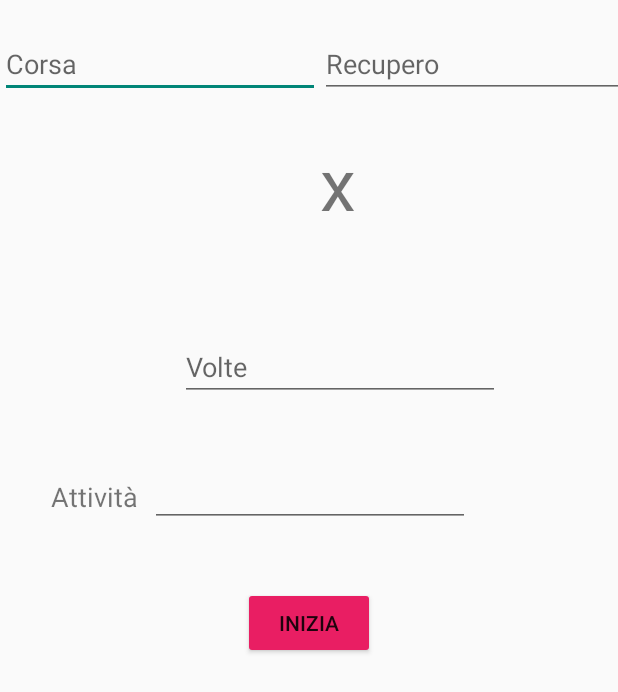
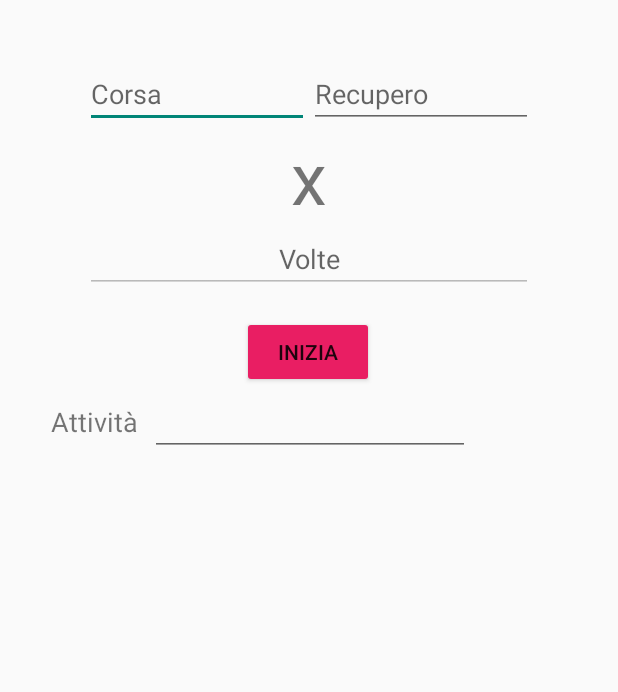
Before and after one commit to eumir2/TimerCorsa, an Android app built with Jetpack Compose: the screen it shows after launch (MainActivity), after a tap on "INIZIA", on a phone screen of 412 x 824 dp. Shown: the top 692 px of the screen. Run offline under Robolectric (Android 15) with nearby library versions, the phone set to English and light mode, and no system bars; 3 statements that could not run were skipped.

Commit message:
Changed RingtoneManager to MediaPlayer + fix layout

```diff
--- a/app/src/main/java/com/example/timercorsa/MainActivity.kt
+++ b/app/src/main/java/com/example/timercorsa/MainActivity.kt
@@ -1,7 +1,7 @@
 package com.example.timercorsa
 
+import SoundPlayer
 import android.app.Activity
-import android.media.RingtoneManager
 import android.net.Uri
 import android.os.Bundle
 import android.os.CountDownTimer
@@ -29,6 +29,7 @@ class MainActivity : ComponentActivity() {
         val recupero = a.findViewById<EditText>(R.id.recupero).text.toString().toLong()
         val attivita = a.findViewById<EditText>(R.id.attivita).text.toString().toLong()
         val counter = a.findViewById<EditText>(R.id.volte)
+        counter.isEnabled = false
         val volte = counter.text.toString().toInt()
         val current = a.findViewById<TextView>(R.id.current)
 
@@ -38,12 +39,14 @@ class MainActivity : ComponentActivity() {
         val recuperoUri = Uri.parse("android.resource://" + packageName + "/" + R.raw.recupero)
         val completeUri = Uri.parse("android.resource://" + packageName + "/" + R.raw.finish)
 
+        val soundPlayer = SoundPlayer(v.context)
 
+        /*
         val run = RingtoneManager.getRingtone(a.applicationContext, corsaUri)
         val rest = RingtoneManager.getRingtone(a.applicationContext, recuperoUri)
         val complete = RingtoneManager.getRingtone(a.applicationContext, completeUri)
         //val attivitaSound = RingtoneManager.getRingtone(a.applicationContext, RingtoneManager.getDefaultUri(RingtoneManager.TYPE_ALARM))
-
+        */
         val handler = Handler(Looper.getMainLooper())
         var currentCycle = 0
 
@@ -55,7 +58,7 @@ class MainActivity : ComponentActivity() {
                 }
 
                 override fun onFinish() {
-                    rest.play()
+                    soundPlayer.playSound(recuperoUri)
                     current.setText("Recupero")
                     startRecuperoTimer()
                 }
@@ -72,11 +75,11 @@ class MainActivity : ComponentActivity() {
                             if (currentCycle < volte) {
                                 current.setText("Attività")
                                 counter.setText((volte-currentCycle).toString())
-                                run.play()
-                                handler.postDelayed({ startAttivitaTimer() }, 5000) // Aspetta 3 secondi prima di avviare il timer di attività
+                                soundPlayer.playSound(corsaUri)
+                                handler.postDelayed({ startAttivitaTimer() }, 5000) // Aspetta 5 secondi prima di avviare il timer di attività
                             }else{
                                 counter.setText("Finish!!!")
-                                complete.play()
+                                soundPlayer.playSound(completeUri)
                             }
                         }
                     }
@@ -88,7 +91,7 @@ class MainActivity : ComponentActivity() {
 
         // Inizia il primo ciclo con il timer di attività
         current.setText("Attività")
-        run.play()
+        soundPlayer.playSound(corsaUri)
         handler.postDelayed({
             startAttivitaTimer()}, 5000)
 
@@ -96,7 +99,7 @@ class MainActivity : ComponentActivity() {
 
     }
 
-
+    //formattazione dei millisecondi in formato HH:MM:SS
     fun formatMillisToMinutesSeconds(millis: Long): String {
         val seconds = millis / 1000
         val minutes = seconds / 60
--- /dev/null
+++ b/app/src/main/java/com/example/timercorsa/SoundPlayer.kt
@@ -0,0 +1,35 @@
+import android.content.Context
+import android.media.AudioAttributes
+import android.media.MediaPlayer
+import android.net.Uri
+
+class SoundPlayer(private val context: Context) {
+    private val mediaPlayer: MediaPlayer = MediaPlayer().apply {
+        setAudioAttributes(
+            AudioAttributes.Builder()
+                .setUsage(AudioAttributes.USAGE_MEDIA)
+                .setContentType(AudioAttributes.CONTENT_TYPE_MUSIC)
+                .build()
+        )
+    }
+
+    fun playSound(soundUri: Uri) {
+        try {
+            mediaPlayer.reset() // Resetta il MediaPlayer per caricare un nuovo suono
+            mediaPlayer.setDataSource(context, soundUri)
+            mediaPlayer.prepare()
+            mediaPlayer.start()
+
+            // Rilascia automaticamente al termine
+            mediaPlayer.setOnCompletionListener {
+                it.reset() // Puoi scegliere di resettare per caricare nuovi suoni in futuro
+            }
+        } catch (e: Exception) {
+            e.printStackTrace()
+        }
+    }
+
+    fun release() {
+        mediaPlayer.release()
+    }
+}
--- a/app/src/main/res/layout/activity_main.xml
+++ b/app/src/main/res/layout/activity_main.xml
@@ -10,10 +10,9 @@
     <TableLayout
         android:id="@+id/tableLayout"
         android:layout_width="wrap_content"
-        android:layout_height="wrap_content"
-        android:layout_marginTop="20dp"
+        android:layout_height="200dp"
+        android:layout_marginTop="40dp"
         app:layout_constraintEnd_toEndOf="parent"
-        app:layout_constraintHorizontal_bias="0.5"
         app:layout_constraintStart_toStartOf="parent"
         app:layout_constraintTop_toTopOf="parent">
 
@@ -25,15 +24,15 @@
                 android:id="@+id/attivita"
                 android:layout_width="match_parent"
                 android:layout_height="match_parent"
-                android:ems="10"
                 android:hint="Corsa"
+                android:ems="7"
                 android:inputType="number" />
 
             <EditText
                 android:id="@+id/recupero"
                 android:layout_width="match_parent"
                 android:layout_height="match_parent"
-                android:ems="10"
+                android:ems="7"
                 android:hint="Recupero"
                 android:inputType="number" />
 
@@ -41,19 +40,33 @@
 
         <TableRow
             android:layout_width="match_parent"
-            android:layout_height="match_parent">
+            android:layout_height="20dp">
 
-            <Space
-                android:layout_width="wrap_content"
-                android:layout_height="wrap_content" />
+        </TableRow>
 
+        <TableRow>
             <TextView
                 android:id="@+id/text"
-                android:layout_width="35dp"
+                android:layout_width="match_parent"
                 android:layout_height="wrap_content"
-                android:layout_marginTop="24dp"
                 android:text="x"
+                android:layout_span="2"
+                android:textAlignment="center"
                 android:textSize="48sp" />
+        </TableRow>
+
+        <TableRow>
+            <EditText
+                android:id="@+id/volte"
+                android:layout_width="wrap_content"
+                android:layout_height="wrap_content"
+                android:layout_span="2"
+                android:hint="Volte"
+                android:inputType="number"
+                android:textAlignment="center"
+                android:ems="7"
+                app:layout_constraintStart_toStartOf="parent"
+                app:layout_constraintTop_toBottomOf="@+id/tableLayout" />
         </TableRow>
 
     </TableLayout>
@@ -62,25 +75,14 @@
         android:id="@+id/INIZIA"
         android:layout_width="wrap_content"
         android:layout_height="wrap_content"
-        android:layout_marginTop="124dp"
         android:backgroundTint="#E91E63"
+        android:onClick="timer"
         android:text="INIZIA"
+        app:layout_constraintBaseline_toBottomOf="@id/tableLayout"
         app:layout_constraintEnd_toEndOf="parent"
+        app:layout_constraintHorizontal_bias="0.498"
         app:layout_constraintStart_toStartOf="parent"
-        app:layout_constraintTop_toBottomOf="@+id/volte"
-        android:onClick="timer"/>
-
-    <EditText
-        android:id="@+id/volte"
-        android:layout_width="wrap_content"
-        android:layout_height="wrap_content"
-        android:layout_marginStart="120dp"
-        android:layout_marginTop="68dp"
-        android:ems="10"
-        android:hint="Volte"
-        android:inputType="number"
-        app:layout_constraintStart_toStartOf="parent"
-        app:layout_constraintTop_toBottomOf="@+id/tableLayout" />
+        tools:layout_editor_absoluteY="260dp" />
 
     <EditText
         android:id="@+id/tempo"
@@ -89,9 +91,8 @@
         android:layout_marginStart="100dp"
         android:ems="10"
         android:inputType="time"
-        app:layout_constraintBottom_toTopOf="@+id/INIZIA"
         app:layout_constraintStart_toStartOf="parent"
-        app:layout_constraintTop_toBottomOf="@+id/volte"
+        app:layout_constraintTop_toBottomOf="@id/INIZIA"
         app:layout_constraintVertical_bias="0.493" />
 
     <TextView
@@ -102,8 +103,8 @@
         android:layout_marginBottom="48dp"
         android:text="In corso"
         android:textSize="18sp"
-        app:layout_constraintBottom_toTopOf="@+id/INIZIA"
-        app:layout_constraintEnd_toStartOf="@+id/tempo" />
+        app:layout_constraintBaseline_toBaselineOf="@id/tempo"
+        app:layout_constraintEnd_toStartOf="@+id/tempo"/>
 
 
 </androidx.constraintlayout.widget.ConstraintLayout>
```
Also changed, not shown: app/src/main/res/icon/speed.png (deleted), 1 other file.
